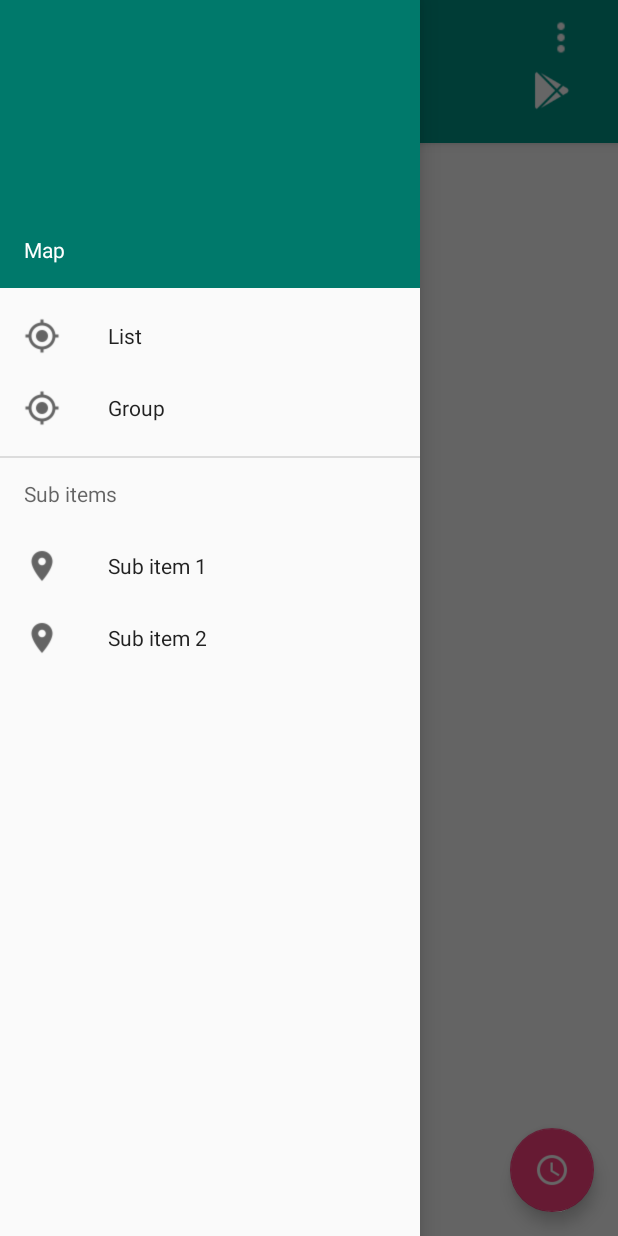
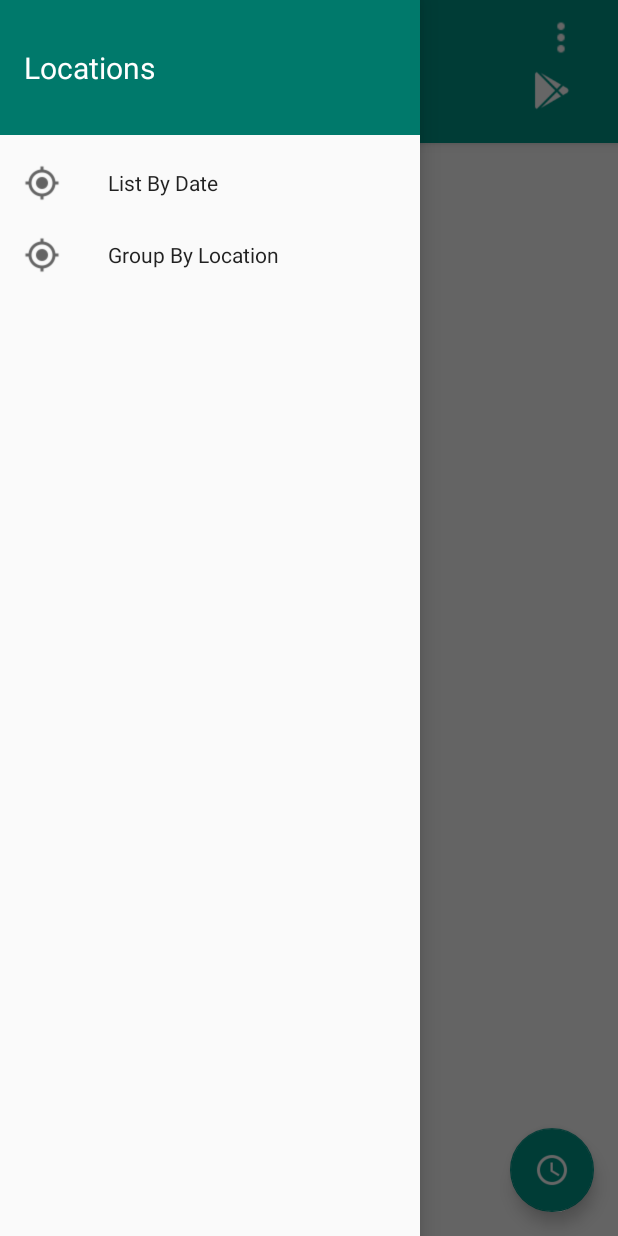
Before and after one commit to andela-kedeh/Geo-Tracker, an Android app: the screen it shows after launch (MapsActivity), with the side drawer open, on a phone screen of 412 x 824 dp. Run offline under Robolectric (Android 15) with nearby library versions, the phone set to English and light mode, and no system bars.

Commit message:
refactored the activity_main xml and changed Accent color in color file

```diff
--- a/app/src/main/res/layout/activity_main.xml
+++ b/app/src/main/res/layout/activity_main.xml
@@ -15,7 +15,32 @@
         android:layout_width="wrap_content"
         android:layout_gravity="start"
         android:fitsSystemWindows="true"
-        app:headerLayout="@layout/nav_header"
-        app:menu="@menu/drawer_view"/>
+        >
+
+        <android.support.design.widget.NavigationView
+            android:id="@+id/nav_items"
+            android:layout_height="match_parent"
+            android:layout_width="wrap_content"
+            android:layout_gravity="start"
+            android:fitsSystemWindows="true"
+            app:headerLayout="@layout/nav_header"
+            app:menu="@menu/drawer_view"
+            >
+
+        </android.support.design.widget.NavigationView>
+
+        <ListView
+            android:layout_width="match_parent"
+            android:layout_height="wrap_content"
+            android:id="@+id/listView"
+            android:layout_centerHorizontal="true"
+            android:divider="@android:color/transparent"
+            android:dividerHeight="5.0dp"
+            android:layout_marginTop="187dp"/>
+
+
+        </android.support.design.widget.NavigationView>
+
+
 
 </android.support.v4.widget.DrawerLayout>
--- a/app/src/main/res/layout/nav_header.xml
+++ b/app/src/main/res/layout/nav_header.xml
@@ -2,17 +2,21 @@
 
 <LinearLayout xmlns:android="http://schemas.android.com/apk/res/android"
     android:layout_width="match_parent"
-    android:layout_height="192dp"
+    android:layout_height="90dp"
     android:background="?attr/colorPrimaryDark"
     android:padding="16dp"
     android:theme="@style/ThemeOverlay.AppCompat.Dark"
     android:orientation="vertical"
-    android:gravity="bottom">
+    android:gravity="center">
 
     <TextView
         android:layout_width="match_parent"
         android:layout_height="wrap_content"
-        android:text="Map"
-        android:textAppearance="@style/TextAppearance.AppCompat.Body1"/>
+        android:text="Locations"
+        android:textColor="@color/icons"
+        android:textAppearance="@style/TextAppearance.AppCompat.Body1"
+        android:textSize="20dp"/>
+
+
 
 </LinearLayout>
--- a/app/src/main/res/menu/drawer_view.xml
+++ b/app/src/main/res/menu/drawer_view.xml
@@ -1,41 +1,15 @@
 <?xml version="1.0" encoding="utf-8"?>
-<!--
-  ~ Copyright (C) 2015 The Android Open Source Project
-  ~
-  ~ Licensed under the Apache License, Version 2.0 (the "License");
-  ~ you may not use this file except in compliance with the License.
-  ~ You may obtain a copy of the License at
-  ~
-  ~      http://www.apache.org/licenses/LICENSE-2.0
-  ~
-  ~ Unless required by applicable law or agreed to in writing, software
-  ~ distributed under the License is distributed on an "AS IS" BASIS,
-  ~ WITHOUT WARRANTIES OR CONDITIONS OF ANY KIND, either express or implied.
-  ~ See the License for the specific language governing permissions and
-  ~ limitations under the License.
-  -->
 <menu xmlns:android="http://schemas.android.com/apk/res/android">
 
     <group android:checkableBehavior="single">
         <item
             android:id="@+id/nav_home"
             android:icon="@drawable/ic_my_location_white_24dp"
-            android:title="List" />
+            android:title="List By Date" />
         <item
-            android:id="@+id/nav_messages"
+            android:id="@+id/nav_group"
             android:icon="@drawable/ic_my_location_white_24dp"
-            android:title="Group" />
+            android:title="Group By Location" />
     </group>
 
-    <item android:title="Sub items">
-        <menu>
-            <item
-                android:icon="@drawable/ic_location_on_white_24dp"
-                android:title="Sub item 1" />
-            <item
-                android:icon="@drawable/ic_location_on_white_24dp"
-                android:title="Sub item 2" />
-        </menu>
-    </item>
-
 </menu>
--- a/app/src/main/res/values/colors.xml
+++ b/app/src/main/res/values/colors.xml
@@ -3,7 +3,7 @@
     <color name="colorPrimary">#009688</color>
     <color name="colorPrimaryDark">#00796B</color>
     <color name="colorPrimaryLight">#B2DFDB</color>
-    <color name="colorAccent">#FF4081</color>
+    <color name="colorAccent">#009688</color>
     <color name="primary_text">#212121</color>
     <color name="secondary_text">#727272</color>
     <color name="icons">#FFFFFF</color>
```
